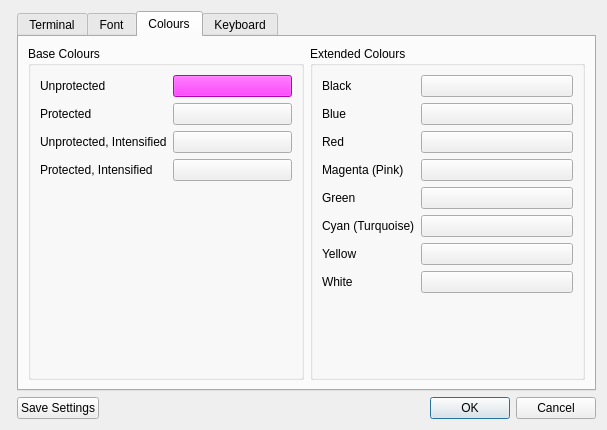
HobbitHacker/Q3270, file Settings.ui: the form before one commit.
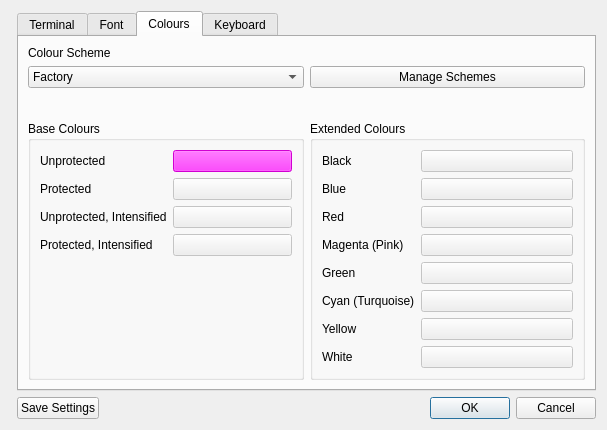
The form after the commit. The open tabs and pages were chosen to show the change.

Commit message:
ColourThemes initial usage
Colour themes/schemes are now used by the Settings dialog along with the
display. Colour schemes are not yet saved.

What changed in the file:
```diff
--- a/Settings.ui
+++ b/Settings.ui
@@ -404,7 +404,63 @@
       </attribute>
       <layout class="QHBoxLayout" name="horizontalLayout_2">
        <item>
+        <layout class="QVBoxLayout" name="verticalLayout_2">
+         <item>
+          <widget class="QLabel" name="label_21">
+           <property name="text">
+            <string>Colour Scheme</string>
+           </property>
+          </widget>
+         </item>
+         <item>
+          <layout class="QHBoxLayout" name="horizontalLayout_5">
+           <item>
+            <widget class="QComboBox" name="colourScheme">
+             <property name="editable">
+              <bool>false</bool>
+             </property>
+             <item>
+              <property name="text">
+               <string>Factory</string>
+              </property>
+             </item>
+            </widget>
+           </item>
+           <item>
+            <widget class="QPushButton" name="colourManage">
+             <property name="enabled">
+              <bool>true</bool>
+             </property>
+             <property name="text">
+              <string>Manage Schemes</string>
+             </property>
+             <property name="autoDefault">
+              <bool>false</bool>
+             </property>
+            </widget>
+           </item>
+          </layout>
+         </item>
+         <item>
+          <spacer name="verticalSpacer_2">
+           <property name="orientation">
+            <enum>Qt::Vertical</enum>
+           </property>
+           <property name="sizeHint" stdset="0">
+            <size>
+             <width>20</width>
+             <height>40</height>
+            </size>
+           </property>
+          </spacer>
+         </item>
+         <item>
+          <layout class="QHBoxLayout" name="horizontalLayout_3">
+           <item>
         <widget class="QGroupBox" name="groupBox_3">
+             <property name="enabled">
+              <bool>true</bool>
+             </property>
          <property name="title">
           <string>Base Colours</string>
          </property>
@@ -421,6 +477,9 @@
           </item>
           <item row="0" column="1">
            <widget class="QPushButton" name="baseUnprotected">
+                <property name="enabled">
+                 <bool>false</bool>
+                </property>
             <property name="styleSheet">
              <string notr="true">background-color: #ff00ff</string>
             </property>
@@ -441,6 +500,9 @@
           </item>
           <item row="1" column="1">
            <widget class="QPushButton" name="baseProtected">
+                <property name="enabled">
+                 <bool>false</bool>
+                </property>
             <property name="text">
              <string/>
             </property>
@@ -458,6 +520,9 @@
           </item>
           <item row="2" column="1">
            <widget class="QPushButton" name="baseUnprotectedIntensify">
+                <property name="enabled">
+                 <bool>false</bool>
+                </property>
             <property name="text">
              <string/>
             </property>
@@ -475,6 +540,9 @@
           </item>
           <item row="3" column="1">
            <widget class="QPushButton" name="baseProtectedIntensify">
+                <property name="enabled">
+                 <bool>false</bool>
+                </property>
             <property name="text">
              <string/>
             </property>
@@ -485,6 +553,9 @@
        </item>
        <item>
         <widget class="QGroupBox" name="groupBox_4">
+             <property name="enabled">
+              <bool>true</bool>
+             </property>
          <property name="title">
           <string>Extended Colours</string>
          </property>
@@ -498,6 +569,9 @@
           </item>
           <item row="0" column="1">
            <widget class="QPushButton" name="colourBlack">
+                <property name="enabled">
+                 <bool>false</bool>
+                </property>
             <property name="text">
              <string/>
             </property>
@@ -515,6 +589,9 @@
           </item>
           <item row="1" column="1">
            <widget class="QPushButton" name="colourBlue">
+                <property name="enabled">
+                 <bool>false</bool>
+                </property>
             <property name="text">
              <string/>
             </property>
@@ -529,6 +606,9 @@
           </item>
           <item row="2" column="1">
            <widget class="QPushButton" name="colourRed">
+                <property name="enabled">
+                 <bool>false</bool>
+                </property>
             <property name="text">
              <string/>
             </property>
@@ -543,6 +623,9 @@
           </item>
           <item row="3" column="1">
            <widget class="QPushButton" name="colourPink">
+                <property name="enabled">
+                 <bool>false</bool>
+                </property>
             <property name="text">
              <string/>
             </property>
@@ -557,6 +640,9 @@
           </item>
           <item row="4" column="1">
            <widget class="QPushButton" name="colourGreen">
+                <property name="enabled">
+                 <bool>false</bool>
+                </property>
             <property name="text">
              <string/>
             </property>
@@ -571,6 +657,9 @@
           </item>
           <item row="5" column="1">
            <widget class="QPushButton" name="colourTurq">
+                <property name="enabled">
+                 <bool>false</bool>
+                </property>
             <property name="text">
              <string/>
             </property>
@@ -585,6 +674,9 @@
           </item>
           <item row="6" column="1">
            <widget class="QPushButton" name="colourYellow">
+                <property name="enabled">
+                 <bool>false</bool>
+                </property>
             <property name="text">
              <string/>
             </property>
@@ -599,6 +691,9 @@
           </item>
           <item row="7" column="1">
            <widget class="QPushButton" name="colourWhite">
+                <property name="enabled">
+                 <bool>false</bool>
+                </property>
             <property name="text">
              <string/>
             </property>
@@ -609,6 +704,10 @@
           </item>
          </layout>
         </widget>
+           </item>
+          </layout>
+         </item>
+        </layout>
        </item>
       </layout>
      </widget>
```
Left out of the diff: 19 changed lines with no effect on the pictures. Lines whose indentation alone changed are shown as unchanged. The commit also changes 14 other files.
